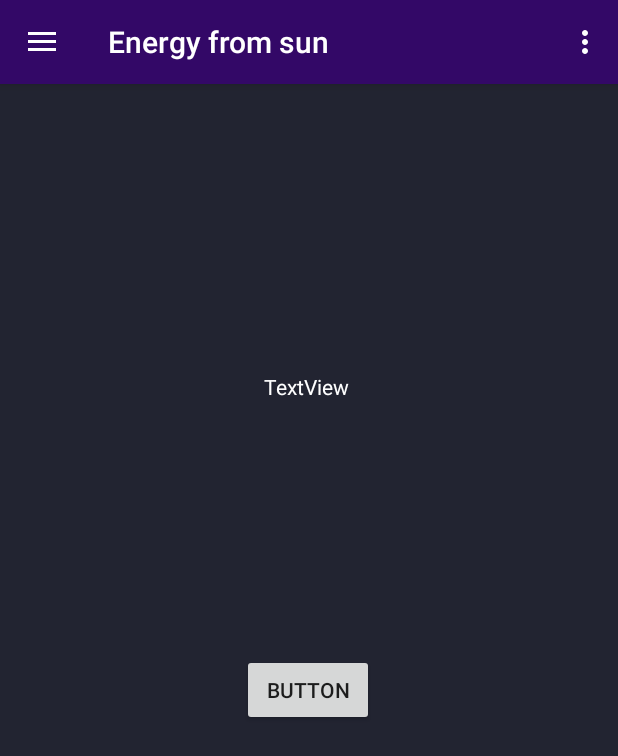
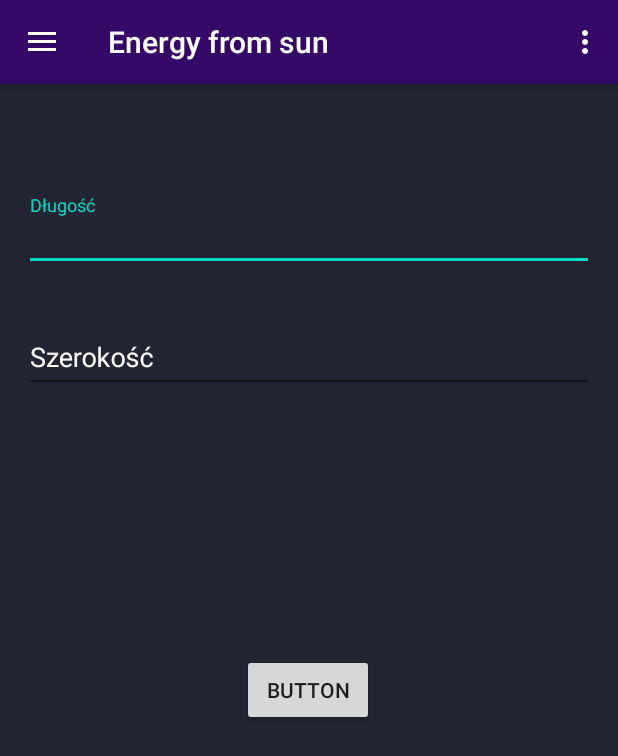
Before and after one commit to sielus/Energy_Cost_Android_9, an Android app: the screen it shows after launch (MainActivity), in the side drawer, after a tap on "Energy from sun", on a phone screen of 412 x 824 dp. Shown: the top 756 px of the screen. Run offline under Robolectric (Android 15) with nearby library versions, the phone set to English and light mode, and no system bars; our stand-ins replace AdMob, navigation-ui; libraries missing offline, so code that uses them is left out: com.blogspot.atifsoftwares, it.xabaras.android.

Commit message:
Ukończona refaktoryzacja

```diff
--- a/app/src/main/java/com/example/energii/koszt/ui/sunEnergyCalculator/MapActivity.java
+++ b/app/src/main/java/com/example/energii/koszt/ui/sunEnergyCalculator/MapActivity.java
@@ -6,6 +6,7 @@ import androidx.appcompat.app.AppCompatActivity;
 import androidx.core.app.ActivityCompat;
 
 import android.Manifest;
+import android.app.Activity;
 import android.content.Context;
 import android.content.pm.PackageManager;
 import android.location.Address;
@@ -14,6 +15,7 @@ import android.os.Bundle;
 import android.view.MenuItem;
 import android.view.View;
 import android.view.ViewGroup;
+import android.view.inputmethod.InputMethodManager;
 import android.widget.EditText;
 import android.widget.RelativeLayout;
 import androidx.appcompat.widget.SearchView;
@@ -49,7 +51,6 @@ public class MapActivity extends AppCompatActivity implements OnMapReadyCallback
         super.onCreate(savedInstanceState);
         setContentView(R.layout.activity_map);
         view = this.findViewById(android.R.id.content);
-
 
         SupportMapFragment supportMapFragment = (SupportMapFragment) getSupportFragmentManager().findFragmentById(R.id.map_fragment);
 
@@ -96,11 +97,6 @@ public class MapActivity extends AppCompatActivity implements OnMapReadyCallback
 
         supportMapFragment.getMapAsync(this);
 
-
-
-
-
-
     }
 
     @Override
@@ -139,6 +135,7 @@ public class MapActivity extends AppCompatActivity implements OnMapReadyCallback
                 gMap.addMarker(markerOptions);
                 longitude = latLng.longitude;
                 latitude = latLng.latitude;
+                hideKeyboard(MapActivity.this);
             }
         });
     }
@@ -171,7 +168,7 @@ public class MapActivity extends AppCompatActivity implements OnMapReadyCallback
 
     public void onBackPressed() {
         SunEnergyCalculatorFragment sunEnergyCalculatorFragment = new SunEnergyCalculatorFragment();
-        sunEnergyCalculatorFragment.setTextViewText(longitude,latitude,SunEnergyCalculatorFragment.root);
+        sunEnergyCalculatorFragment.setTextViewText(latitude,longitude,SunEnergyCalculatorFragment.root);
         super.onBackPressed();
         Animatoo.animateSlideRight(this);
     }
@@ -183,4 +180,17 @@ public class MapActivity extends AppCompatActivity implements OnMapReadyCallback
         latitude = 0;
         return false;
     }
+
+
+    public static void hideKeyboard(Activity activity) {
+        InputMethodManager imm = (InputMethodManager) activity.getSystemService(Activity.INPUT_METHOD_SERVICE);
+        View view = activity.getCurrentFocus();
+
+        if (view == null) {
+            view = new View(activity);
+        }
+        activity.getWindow().getDecorView().clearFocus();
+        Objects.requireNonNull(imm).hideSoftInputFromWindow(view.getWindowToken(), 0);
+    }
+
 }
--- a/app/src/main/java/com/example/energii/koszt/ui/sunEnergyCalculator/SunEnergyCalculatorFragment.java
+++ b/app/src/main/java/com/example/energii/koszt/ui/sunEnergyCalculator/SunEnergyCalculatorFragment.java
@@ -6,29 +6,40 @@ import android.view.LayoutInflater;
 import android.view.View;
 import android.view.ViewGroup;
 import android.widget.Button;
+import android.widget.EditText;
 import android.widget.TextView;
 
 import androidx.annotation.NonNull;
 import androidx.fragment.app.Fragment;
+
+import com.blogspot.atifsoftwares.animatoolib.Animatoo;
+import com.example.energii.koszt.MainActivity;
 import com.example.energii.koszt.R;
+import com.google.android.material.textfield.TextInputLayout;
 
 
 public class SunEnergyCalculatorFragment extends Fragment {
     public static View root;
+    TextInputLayout textInputLayoutLongitude;
+    TextInputLayout textInputLayoutLatitude;
+    EditText editTextLongitude;
+    EditText editTextLatitude;
 
     public View onCreateView(@NonNull LayoutInflater inflater,
                              ViewGroup container, final Bundle savedInstanceState) {
-         root = inflater.inflate(R.layout.fragment_sun_energy_calculator_layout, container, false);
 
+        root = inflater.inflate(R.layout.fragment_sun_energy_calculator_layout, container, false);
+        Button button = root.findViewById(R.id.button);
+        textInputLayoutLongitude = root.findViewById(R.id.text_input_layout_longitude);
+        textInputLayoutLatitude = root.findViewById(R.id.text_input_layout_latitude);
+        editTextLongitude = root.findViewById(R.id.edit_text_longitude);
+        editTextLatitude = root.findViewById(R.id.edit_text_latitude);
 
-        TextView textView = root.findViewById(R.id.dane);
-        Button button = root.findViewById(R.id.button);
 
         button.setOnClickListener(new View.OnClickListener() {
             @Override
             public void onClick(View v) {
                 openDialogMap(v);
-
             }
         });
         return root;
@@ -37,14 +48,16 @@ public class SunEnergyCalculatorFragment extends Fragment {
     private void openDialogMap(View root) {
         Intent intent = new Intent(root.getContext() , MapActivity.class);
         root.getContext().startActivity(intent);
+        Animatoo.animateSlideLeft(root.getContext());
+    }
+
+    public void setTextViewText(Double latitude, Double longitude,View root){
+        editTextLongitude = root.findViewById(R.id.edit_text_longitude);
+        editTextLatitude = root.findViewById(R.id.edit_text_latitude);
+        editTextLatitude.setText(String.valueOf(latitude));
+        editTextLongitude.setText(String.valueOf(longitude));
+
 
     }
 
-    public void setTextViewText(Double x, Double y,View root){
-        TextView textView = root.findViewById(R.id.dane);
-        textView.setText((double)x + " " + (double)y);
-
-    }
-
-
 }
--- a/app/src/main/res/layout/fragment_sun_energy_calculator_layout.xml
+++ b/app/src/main/res/layout/fragment_sun_energy_calculator_layout.xml
@@ -1,11 +1,10 @@
 <?xml version="1.0" encoding="utf-8"?>
-<androidx.constraintlayout.widget.ConstraintLayout
-    xmlns:android="http://schemas.android.com/apk/res/android"
+<androidx.constraintlayout.widget.ConstraintLayout xmlns:android="http://schemas.android.com/apk/res/android"
     xmlns:app="http://schemas.android.com/apk/res-auto"
     xmlns:tools="http://schemas.android.com/tools"
     android:layout_width="match_parent"
-    android:background="@color/AppBackGroudColor"
-    android:layout_height="match_parent">
+    android:layout_height="match_parent"
+    android:background="@color/AppBackGroudColor">
 
     <Button
         android:id="@+id/button"
@@ -18,18 +17,58 @@
         app:layout_constraintHorizontal_bias="0.498"
         app:layout_constraintStart_toStartOf="parent" />
 
-    <TextView
-        android:id="@+id/dane"
-        android:textColor="@color/white"
-        android:layout_width="wrap_content"
+    <com.google.android.material.textfield.TextInputLayout
+        android:id="@+id/text_input_layout_longitude"
+
+        android:layout_width="match_parent"
         android:layout_height="wrap_content"
-        android:layout_marginStart="174dp"
-        android:layout_marginTop="192dp"
-        android:layout_marginEnd="178dp"
-        android:text="TextView"
+        android:layout_marginStart="16dp"
+        android:layout_marginTop="74dp"
+        android:layout_marginEnd="16dp"
+        app:boxBackgroundMode="outline"
+        app:errorEnabled="true"
+        android:textColorHint="@color/white"
         app:layout_constraintEnd_toEndOf="parent"
         app:layout_constraintStart_toStartOf="parent"
-        app:layout_constraintTop_toTopOf="parent" />
+        app:layout_constraintTop_toTopOf="parent">
+
+        <com.google.android.material.textfield.TextInputEditText
+            android:layout_width="match_parent"
+            android:layout_height="wrap_content"
+            android:id="@+id/edit_text_longitude"
+            android:textColor="@color/white"
+            android:inputType="numberDecimal"
+            android:digits="1234567890.-"
+
+            android:hint="Długość" />
+    </com.google.android.material.textfield.TextInputLayout>
+
+    <com.google.android.material.textfield.TextInputLayout
+        android:layout_width="match_parent"
+        android:layout_height="wrap_content"
+        android:layout_marginStart="16dp"
+        android:layout_marginTop="10dp"
+        android:layout_marginEnd="16dp"
+        app:boxBackgroundMode="outline"
+        app:errorEnabled="true"
+
+        android:textColorHint="@color/white"
+        android:id="@+id/text_input_layout_latitude"
+        app:layout_constraintEnd_toEndOf="parent"
+        app:layout_constraintStart_toStartOf="parent"
+        app:layout_constraintTop_toBottomOf="@+id/text_input_layout_longitude">
+
+        <com.google.android.material.textfield.TextInputEditText
+            android:layout_width="match_parent"
+            android:layout_height="wrap_content"
+            android:id="@+id/edit_text_latitude"
+            android:textColor="@color/white"
+            android:digits="1234567890.-"
+
+            android:inputType="numberDecimal"
+            android:hint="Szerokość" />
+    </com.google.android.material.textfield.TextInputLayout>
+
 
 
 </androidx.constraintlayout.widget.ConstraintLayout>
--- a/app/src/main/res/navigation/mobile_navigation.xml
+++ b/app/src/main/res/navigation/mobile_navigation.xml
@@ -24,7 +24,7 @@
         android:label="@string/menu_sun_energy_calculator"
         tools:layout="@layout/fragment_sun_energy_calculator_layout"/>
     <fragment
-        android:id="@+id/sunEnergyBasedOnRooms"
+        android:id="@+id/nav_fragment_sun_energy_rooms_layout"
         android:name="com.example.energii.koszt.ui.sunEnergyCalculator.SunEnergyBasedOnRooms"
         android:label="fragment_sun_energy_based_on_rooms"
         tools:layout="@layout/fragment_sun_energy_based_on_rooms" />
```
